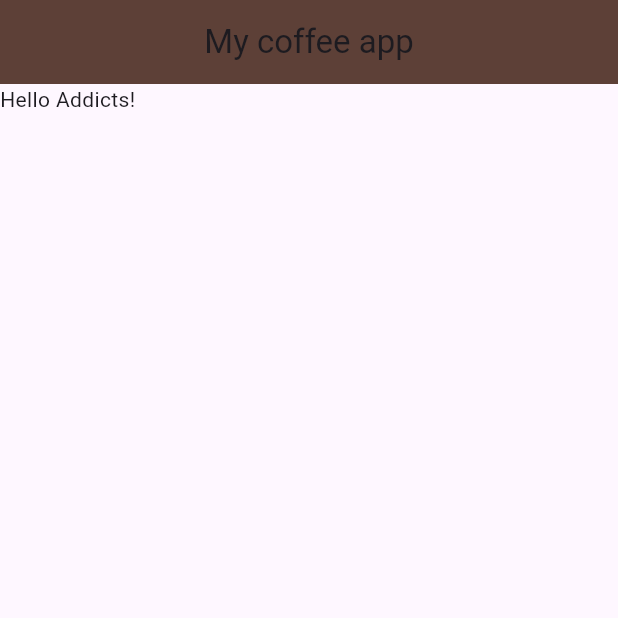
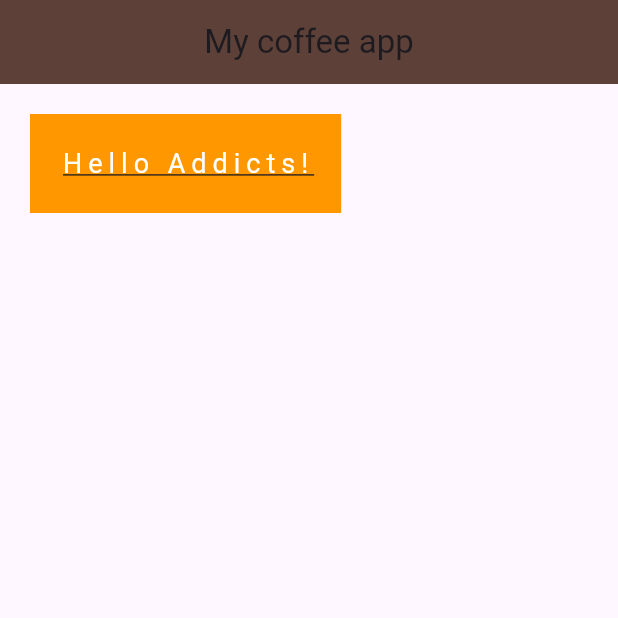
Before and after one commit to BeatriceNakabanda/coffee_card, a Flutter app: the screen it shows after launch, on a phone screen of 412 x 824 dp, the top half of it. Run offline on Flutter 3.47's test engine with Material 3 defaults, Android fonts, the phone set to English and light mode, and no system bars.

Commit message:
Added welcome remarks

```diff
--- a/lib/main.dart
+++ b/lib/main.dart
@@ -18,6 +18,17 @@ class Home extends StatelessWidget {
 
   @override //build helps reload the app automatically without us manually doing it
   Widget build(BuildContext context) {
-    return const Text("Hello Addicts!");
+    return Container(
+      color: Colors.orange,
+      padding: const EdgeInsets.all(20),
+      margin: const EdgeInsets.fromLTRB(20, 20, 0, 0),
+      child: const Text("Hello Addicts!", style: TextStyle(
+        color: Colors.white,
+        fontSize: 18,
+        letterSpacing: 4,
+        decoration: TextDecoration.underline,
+
+      ),),
+    );
   }
 }
```
